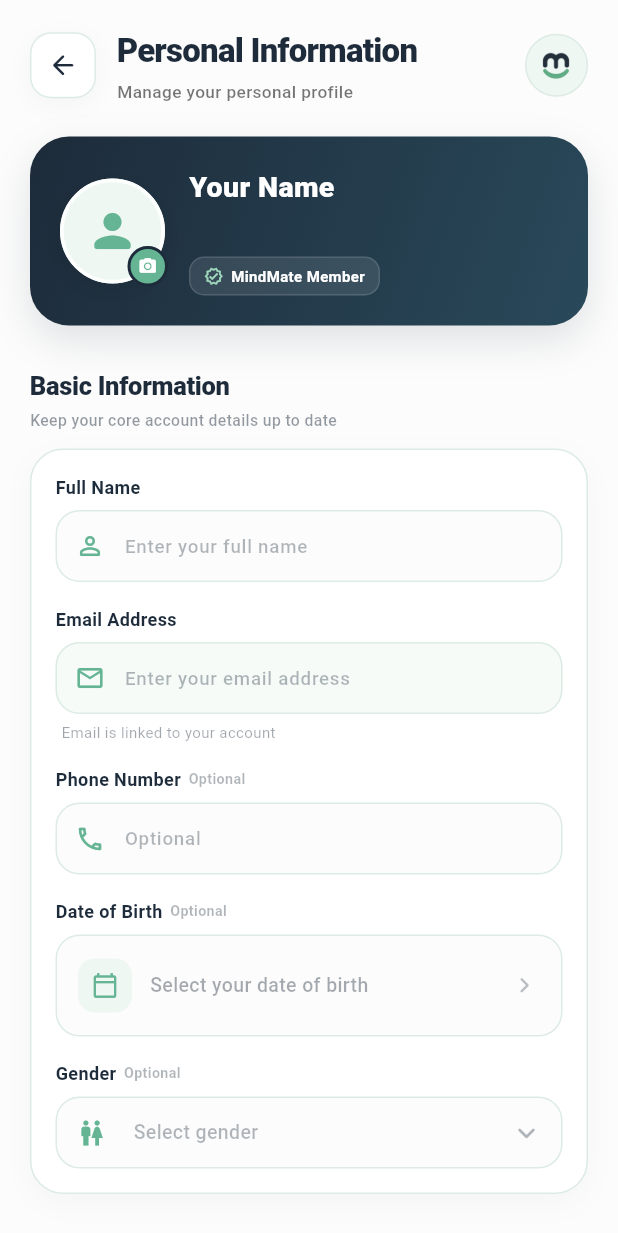
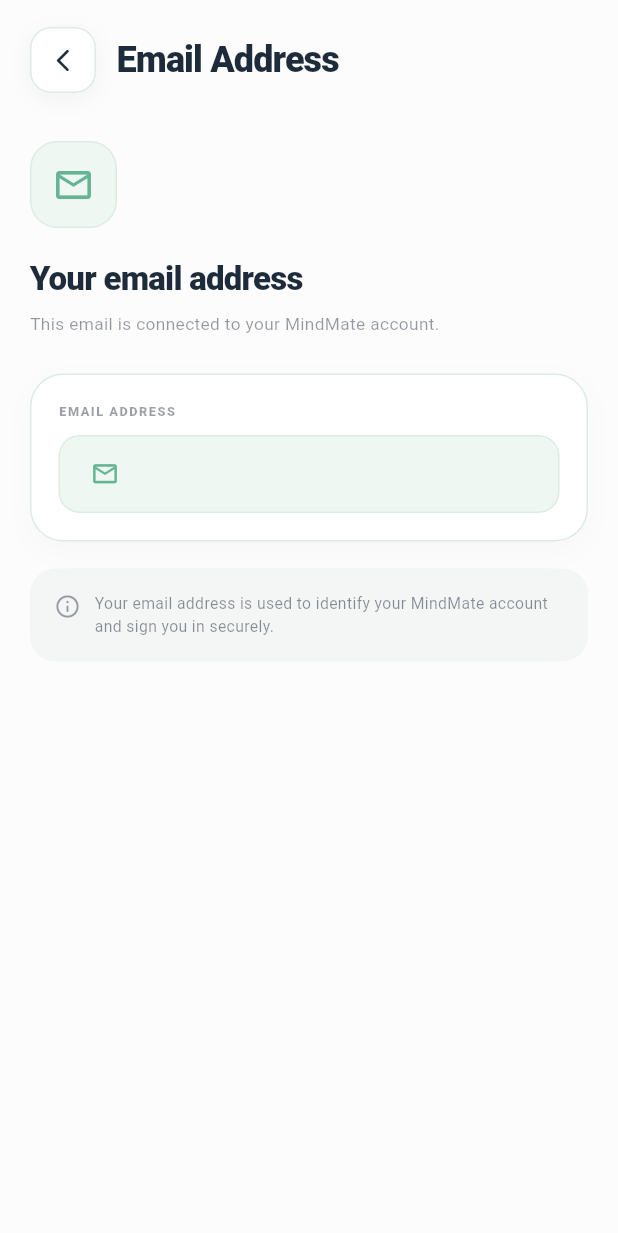
Before and after one commit to AmreenaAkhtar123/Final-year-project, a Flutter app: the ProfileScreen screen opened by its route, scrolled down 576 dp, after a tap on "Email Address", on a phone screen of 412 x 824 dp. Shown: the top 1233 px of the screen. Run offline on Flutter 3.47's test engine with Material 3 defaults, Android fonts, the phone set to English and light mode, and no system bars; our stand-ins replace audioplayers, camera, flutter_dotenv, flutter_markdown, image_picker, shared_preferences; missing offline and left inert: record; accounts and stored records are empty.

Commit message:
Adding the Seperate Screen for Email Address link to Personal Screen

```diff
--- a/frontend/lib/screens/profile_screen.dart
+++ b/frontend/lib/screens/profile_screen.dart
@@ -14,6 +14,7 @@ import '../models/check_in.dart';
 import 'settings/about_mindmate_screen.dart';
 import 'settings/help_support_screen.dart';
 import 'settings/password_security_screen.dart';
+import 'settings/email_address_screen.dart';
 import 'settings/personal_information_screen.dart';
 import 'settings/privacy_data_screen.dart';
 import 'settings/wellbeing_preferences_screen.dart';
@@ -936,16 +937,16 @@ class _ProfileScreenState extends State<ProfileScreen> {
           title: 'Email Address',
           subtitle: _isLoadingProfile
               ? 'Loading...'
-              : (_email.isEmpty ? 'No email available' : _email),
-          onTap: () async {
-            await Navigator.push(
+              : (_email.isEmpty
+              ? 'No email available'
+              : _email),
+          onTap: () {
+            Navigator.push(
               context,
               MaterialPageRoute(
-                builder: (_) => const PersonalInformationScreen(),
+                builder: (_) => const EmailAddressScreen(),
               ),
             );
-
-            _loadProfile();
           },
         ),
 
--- /dev/null
+++ b/frontend/lib/screens/settings/email_address_screen.dart
@@ -0,0 +1,386 @@
+import 'package:flutter/material.dart';
+import 'package:flutter_dotenv/flutter_dotenv.dart';
+import 'package:http/http.dart' as http;
+import 'dart:convert';
+import 'package:shared_preferences/shared_preferences.dart';
+
+import '../../core/constants/app_colors.dart';
+
+class EmailAddressScreen extends StatefulWidget {
+  const EmailAddressScreen({super.key});
+
+  @override
+  State<EmailAddressScreen> createState() =>
+      _EmailAddressScreenState();
+}
+
+class _EmailAddressScreenState extends State<EmailAddressScreen> {
+  final TextEditingController _emailController =
+  TextEditingController();
+
+  bool _isLoading = true;
+  bool _isSaving = false;
+
+  @override
+  void initState() {
+    super.initState();
+    _loadEmail();
+  }
+
+  Future<void> _loadEmail() async {
+    try {
+      final prefs = await SharedPreferences.getInstance();
+
+      final loggedInEmail =
+      prefs.getString('logged_in_email');
+
+      if (loggedInEmail == null || loggedInEmail.isEmpty) {
+        if (!mounted) return;
+
+        setState(() {
+          _isLoading = false;
+        });
+
+        return;
+      }
+
+      final baseUrl = dotenv.env['API_BASE_URL'];
+
+      if (baseUrl == null || baseUrl.isEmpty) {
+        if (!mounted) return;
+
+        setState(() {
+          _emailController.text = loggedInEmail;
+          _isLoading = false;
+        });
+
+        return;
+      }
+
+      final response = await http.get(
+        Uri.parse(
+          '$baseUrl/api/auth/profile?email=${Uri.encodeComponent(loggedInEmail)}',
+        ),
+        headers: {
+          'Content-Type': 'application/json',
+        },
+      );
+
+      if (!mounted) return;
+
+      if (response.statusCode == 200) {
+        final responseData = jsonDecode(response.body);
+        final user = responseData['user'];
+
+        setState(() {
+          _emailController.text =
+              user['email'] ?? loggedInEmail;
+          _isLoading = false;
+        });
+      } else {
+        setState(() {
+          _emailController.text = loggedInEmail;
+          _isLoading = false;
+        });
+      }
+    } catch (error) {
+      final prefs = await SharedPreferences.getInstance();
+
+      final loggedInEmail =
+          prefs.getString('logged_in_email') ?? '';
+
+      if (!mounted) return;
+
+      setState(() {
+        _emailController.text = loggedInEmail;
+        _isLoading = false;
+      });
+    }
+  }
+
+  @override
+  void dispose() {
+    _emailController.dispose();
+    super.dispose();
+  }
+
+  @override
+  Widget build(BuildContext context) {
+    return Scaffold(
+      backgroundColor: AppColors.background,
+      body: SafeArea(
+        child: SingleChildScrollView(
+          physics: const BouncingScrollPhysics(),
+          padding: const EdgeInsets.fromLTRB(
+            20,
+            18,
+            20,
+            30,
+          ),
+          child: Column(
+            crossAxisAlignment: CrossAxisAlignment.start,
+            children: [
+              _buildTopBar(),
+
+              const SizedBox(height: 32),
+
+              _buildHeader(),
+
+              const SizedBox(height: 24),
+
+              _buildEmailCard(),
+
+              const SizedBox(height: 18),
+
+              _buildInfoCard(),
+            ],
+          ),
+        ),
+      ),
+    );
+  }
+
+  // ============================================================
+  // TOP BAR
+  // ============================================================
+
+  Widget _buildTopBar() {
+    return Row(
+      children: [
+        Material(
+          color: Colors.transparent,
+          child: InkWell(
+            onTap: () {
+              Navigator.pop(context);
+            },
+            borderRadius: BorderRadius.circular(14),
+            child: Container(
+              width: 44,
+              height: 44,
+              decoration: BoxDecoration(
+                color: Colors.white,
+                borderRadius: BorderRadius.circular(14),
+                border: Border.all(
+                  color: AppColors.borderMint,
+                ),
+                boxShadow: [
+                  BoxShadow(
+                    color:
+                    AppColors.navy.withValues(alpha: 0.05),
+                    blurRadius: 12,
+                    offset: const Offset(0, 4),
+                  ),
+                ],
+              ),
+              child: const Icon(
+                Icons.arrow_back_ios_new_rounded,
+                color: AppColors.navy,
+                size: 18,
+              ),
+            ),
+          ),
+        ),
+
+        const SizedBox(width: 14),
+
+        const Expanded(
+          child: Text(
+            'Email Address',
+            style: TextStyle(
+              color: AppColors.navy,
+              fontSize: 24,
+              fontWeight: FontWeight.w800,
+              letterSpacing: -0.6,
+            ),
+          ),
+        ),
+      ],
+    );
+  }
+
+  // ============================================================
+  // HEADER
+  // ============================================================
+
+  Widget _buildHeader() {
+    return Column(
+      crossAxisAlignment: CrossAxisAlignment.start,
+      children: [
+        Container(
+          width: 58,
+          height: 58,
+          decoration: BoxDecoration(
+            color: AppColors.lightMint,
+            borderRadius: BorderRadius.circular(18),
+            border: Border.all(
+              color: AppColors.borderMint,
+            ),
+          ),
+          child: const Icon(
+            Icons.email_outlined,
+            color: AppColors.mint,
+            size: 28,
+          ),
+        ),
+
+        const SizedBox(height: 18),
+
+        const Text(
+          'Your email address',
+          style: TextStyle(
+            color: AppColors.navy,
+            fontSize: 22,
+            fontWeight: FontWeight.w800,
+            letterSpacing: -0.5,
+          ),
+        ),
+
+        const SizedBox(height: 7),
+
+        Text(
+          'This email is connected to your MindMate account.',
+          style: TextStyle(
+            color: AppColors.navy.withValues(alpha: 0.48),
+            fontSize: 11.5,
+            height: 1.45,
+          ),
+        ),
+      ],
+    );
+  }
+
+  // ============================================================
+  // EMAIL CARD
+  // ============================================================
+
+  Widget _buildEmailCard() {
+    return Container(
+      width: double.infinity,
+      padding: const EdgeInsets.all(18),
+      decoration: BoxDecoration(
+        color: Colors.white,
+        borderRadius: BorderRadius.circular(22),
+        border: Border.all(
+          color: AppColors.borderMint,
+        ),
+        boxShadow: [
+          BoxShadow(
+            color: AppColors.navy.withValues(alpha: 0.025),
+            blurRadius: 16,
+            offset: const Offset(0, 6),
+          ),
+        ],
+      ),
+      child: Column(
+        crossAxisAlignment: CrossAxisAlignment.start,
+        children: [
+          Text(
+            'EMAIL ADDRESS',
+            style: TextStyle(
+              color: AppColors.navy.withValues(alpha: 0.45),
+              fontSize: 8.5,
+              fontWeight: FontWeight.w800,
+              letterSpacing: 1,
+            ),
+          ),
+
+          const SizedBox(height: 10),
+
+          Container(
+            width: double.infinity,
+            padding: const EdgeInsets.symmetric(
+              horizontal: 14,
+              vertical: 15,
+            ),
+            decoration: BoxDecoration(
+              color: AppColors.lightMint,
+              borderRadius: BorderRadius.circular(14),
+              border: Border.all(
+                color: AppColors.borderMint,
+              ),
+            ),
+            child: _isLoading
+                ? const SizedBox(
+              height: 20,
+              child: Align(
+                alignment: Alignment.centerLeft,
+                child: SizedBox(
+                  width: 20,
+                  height: 20,
+                  child: CircularProgressIndicator(
+                    strokeWidth: 2,
+                    color: AppColors.mint,
+                  ),
+                ),
+              ),
+            )
+                : TextField(
+              controller: _emailController,
+              keyboardType:
+              TextInputType.emailAddress,
+              enabled: false,
+              style: const TextStyle(
+                color: AppColors.navy,
+                fontSize: 13,
+                fontWeight: FontWeight.w700,
+              ),
+              decoration: const InputDecoration(
+                border: InputBorder.none,
+                isDense: true,
+                contentPadding: EdgeInsets.zero,
+                prefixIcon: Icon(
+                  Icons.email_outlined,
+                  color: AppColors.mint,
+                  size: 19,
+                ),
+                prefixIconConstraints:
+                BoxConstraints(
+                  minWidth: 32,
+                  minHeight: 20,
+                ),
+              ),
+            ),
+          ),
+        ],
+      ),
+    );
+  }
+
+  // ============================================================
+  // INFORMATION CARD
+  // ============================================================
+
+  Widget _buildInfoCard() {
+    return Container(
+      width: double.infinity,
+      padding: const EdgeInsets.all(16),
+      decoration: BoxDecoration(
+        color: AppColors.navy.withValues(alpha: 0.035),
+        borderRadius: BorderRadius.circular(17),
+      ),
+      child: Row(
+        crossAxisAlignment: CrossAxisAlignment.start,
+        children: [
+          Icon(
+            Icons.info_outline_rounded,
+            color: AppColors.navy.withValues(alpha: 0.45),
+            size: 18,
+          ),
+
+          const SizedBox(width: 9),
+
+          Expanded(
+            child: Text(
+              'Your email address is used to identify your MindMate account and sign you in securely.',
+              style: TextStyle(
+                color: AppColors.navy.withValues(alpha: 0.52),
+                fontSize: 10.5,
+                height: 1.45,
+              ),
+            ),
+          ),
+        ],
+      ),
+    );
+  }
+}
```
